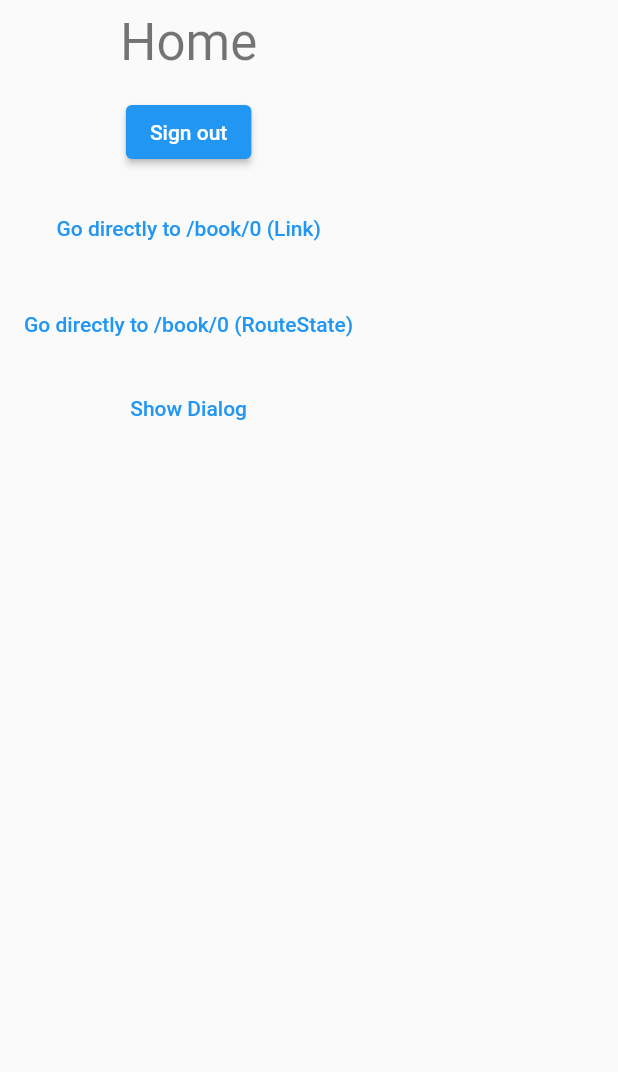
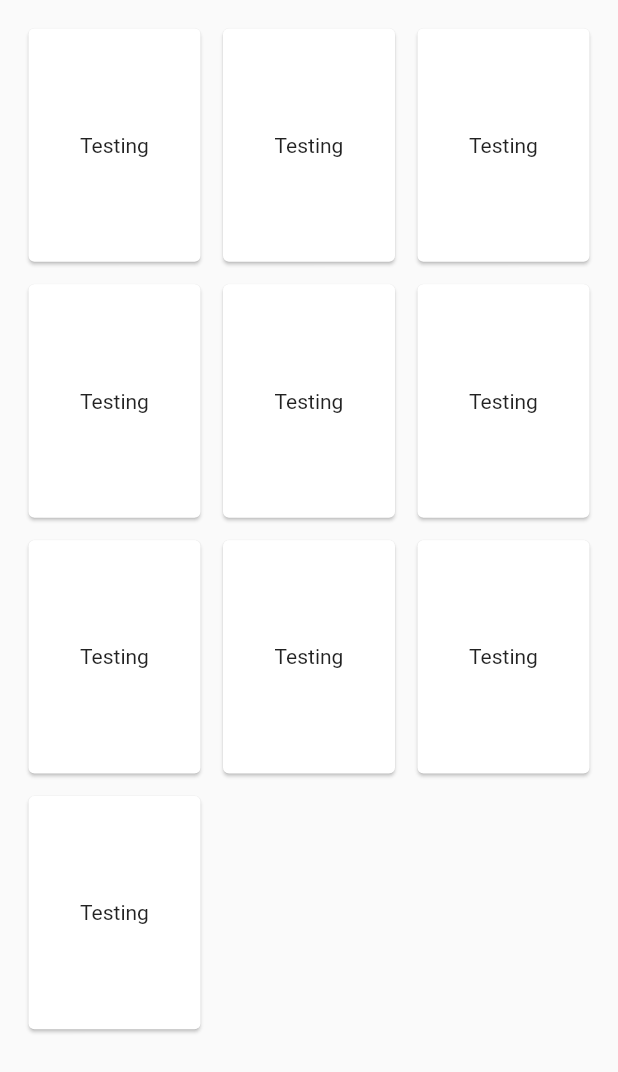
Before and after one commit to jawillhoite/smartcart, a Flutter app: the HomeContent widget shown alone on an empty page, opened directly, on a phone screen of 412 x 824 dp. Shown: the top 1072 px of the screen. Run offline on Flutter 3.47's test engine with Material 2 defaults, Android fonts, the phone set to English and light mode, and no system bars; our stand-ins replace url_strategy; missing offline and left inert: flutter_barcode_scanner, path_to_regexp.

Commit message:
grid in home

```diff
--- a/lib/src/screens/home.dart
+++ b/lib/src/screens/home.dart
@@ -1,8 +1,5 @@
 import 'package:flutter/material.dart';
-import 'package:url_launcher/link.dart';
 
-import '../auth.dart';
-import '../routing.dart';
 
 class HomeScreen extends StatefulWidget {
   const HomeScreen({Key? key}) : super(key: key);
@@ -13,22 +10,9 @@ class HomeScreen extends StatefulWidget {
 
 class _HomeScreenState extends State<HomeScreen> {
   @override
-  Widget build(BuildContext context) => Scaffold(
+  Widget build(BuildContext context) => const Scaffold(
         body: SafeArea(
-          child: SingleChildScrollView(
-            child: Align(
-              alignment: Alignment.topCenter,
-              child: ConstrainedBox(
-                constraints: const BoxConstraints(maxWidth: 400),
-                child: const Card(
-                  child: Padding(
-                    padding: EdgeInsets.symmetric(vertical: 18, horizontal: 12),
-                    child: HomeContent(),
-                  ),
-                ),
-              ),
-            ),
-          ),
+          child: HomeContent(),
         ),
       );
 }
@@ -39,53 +23,24 @@ class HomeContent extends StatelessWidget {
   }) : super(key: key);
 
   @override
-  Widget build(BuildContext context) => Column(
-        children: [
-          ...[
-            Text(
-              'Home',
-              style: Theme.of(context).textTheme.headline4,
-            ),
-            ElevatedButton(
-              onPressed: () {
-                ShoppingListAuthScope.of(context).signOut();
-              },
-              child: const Text('Sign out'),
-            ),
-            Link(
-              uri: Uri.parse('/book/0'),
-              builder: (context, followLink) => TextButton(
-                onPressed: followLink,
-                child: const Text('Go directly to /book/0 (Link)'),
+  Widget build(BuildContext context) {
+
+    return GridView.count(
+      crossAxisCount: 3,
+      childAspectRatio: .75,
+      crossAxisSpacing: 7,
+      mainAxisSpacing: 7,
+      padding: const EdgeInsets.all(15),
+      children: List.generate(10, (index) {
+        return const FractionallySizedBox(
+          heightFactor: 1,
+            child: Card(
+              child: Center (
+                child: Text("Testing"),
               ),
             ),
-            TextButton(
-              child: const Text('Go directly to /book/0 (RouteState)'),
-              onPressed: () {
-                RouteStateScope.of(context).go('/book/0');
-              },
-            ),
-          ].map((w) => Padding(padding: const EdgeInsets.all(8), child: w)),
-          TextButton(
-            onPressed: () => showDialog<String>(
-              context: context,
-              builder: (context) => AlertDialog(
-                title: const Text('Alert!'),
-                content: const Text('The alert description goes here.'),
-                actions: <Widget>[
-                  TextButton(
-                    onPressed: () => Navigator.pop(context, 'Cancel'),
-                    child: const Text('Cancel'),
-                  ),
-                  TextButton(
-                    onPressed: () => Navigator.pop(context, 'OK'),
-                    child: const Text('OK'),
-                  ),
-                ],
-              ),
-            ),
-            child: const Text('Show Dialog'),
-          )
-        ],
-      );
+        );
+      }),
+    );
+  }
 }
--- a/lib/src/screens/navigator.dart
+++ b/lib/src/screens/navigator.dart
@@ -76,7 +76,7 @@ class _ShoppingListNavigatorState extends State<ShoppingListNavigator> {
                 var signedIn = await authState.signIn(
                     credentials.username, credentials.password);
                 if (signedIn) {
-                  routeState.go('/settings');
+                  routeState.go('/home');
                 }
               },
             ),
--- a/lib/src/screens/scaffold.dart
+++ b/lib/src/screens/scaffold.dart
@@ -15,7 +15,7 @@ class ShoppingListScaffold extends StatelessWidget {
 
     return Scaffold(
       appBar: AppBar(
-        title: const Text('SmartCart'),
+        title: const Center(child: Text('SmartCart')),
       ),
 
       body: const ShoppingListScaffoldBody(),
```
Also changed, not shown: pubspec.lock, 1 other file.
